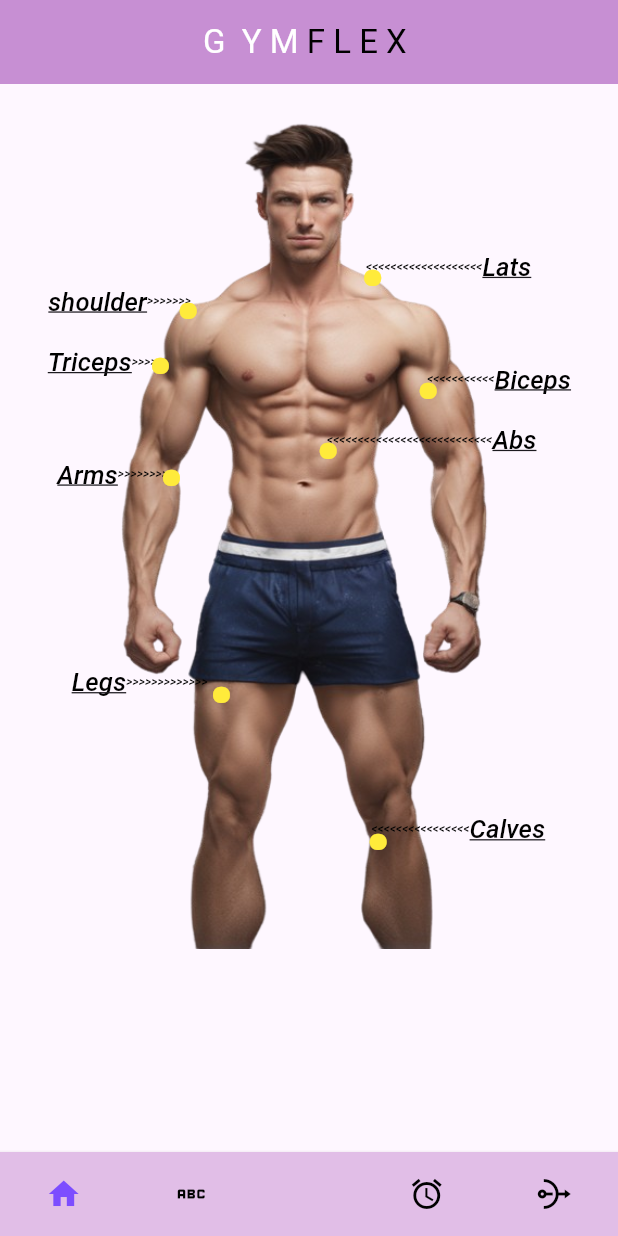
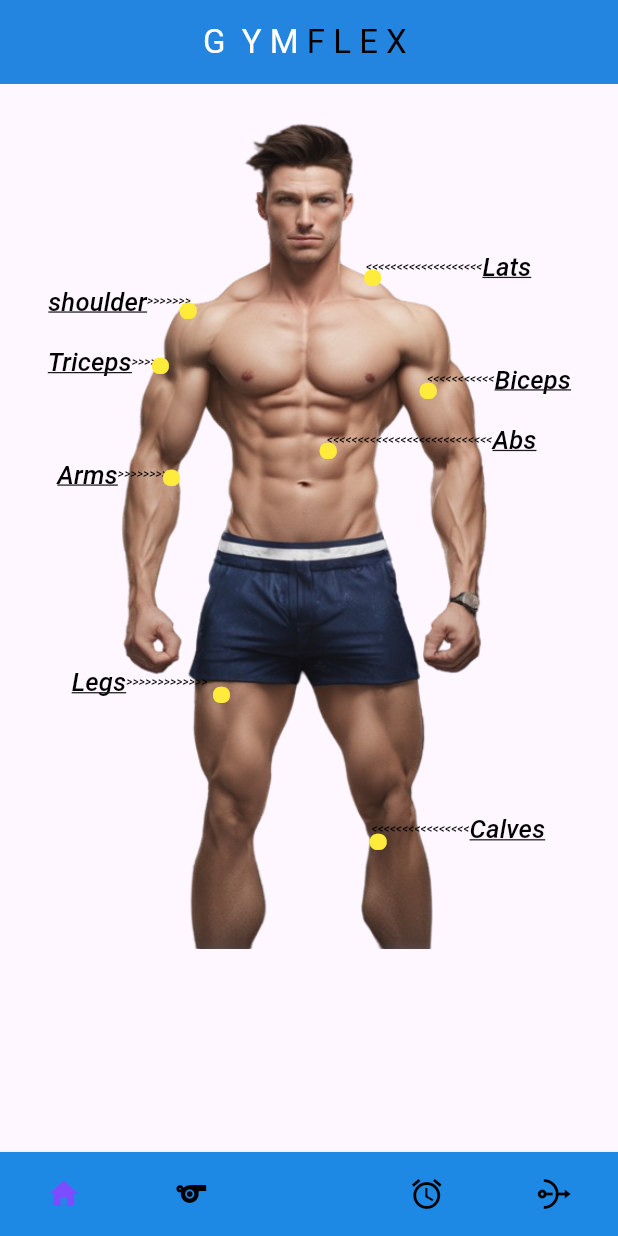
Before and after one commit to hussainkhan989/gym, a Flutter app: the screen it shows after launch, after a tap on "<<<<<<<<<<<<<<<<<<<", on a phone screen of 412 x 824 dp. Run offline on Flutter 3.47's test engine with Material 3 defaults, Android fonts, the phone set to English and light mode, and no system bars; drawn by our look-alikes of animated_bottom_navigation_bar; our stand-ins replace cached_network_image, cloud_firestore, firebase_core, flutter_spinkit, video_player; accounts and stored records are empty; network calls fail.

Commit message:
new screen added

```diff
--- a/lib/database/database.dart
+++ b/lib/database/database.dart
@@ -2,8 +2,8 @@
 import 'package:cloud_firestore/cloud_firestore.dart';
 
 class DatabaseMethods{
-  Future adddetails(Map<String , dynamic> adddetailsMap, String id) async{
-    return await FirebaseFirestore.instance.collection("shoulder").doc(id).set(adddetailsMap);
+  Future adddetails(Map<String , dynamic> adddetailsMap , String id) async{
+    return await FirebaseFirestore.instance.collection("users").doc(id).set(adddetailsMap);
 
   }
   Future<Stream<QuerySnapshot>> getalldetails() async{
--- a/lib/main.dart
+++ b/lib/main.dart
@@ -1,5 +1,6 @@
 import 'package:firebase_core/firebase_core.dart';
 import 'package:flutter/material.dart';
+import 'package:gym/api/fcmapi.dart';
 import 'package:gym/screens/splash_screen.dart';
 
 void main() async {
@@ -11,6 +12,7 @@ void main() async {
           messagingSenderId: '71188142690',
           projectId: 'gym-application-33c8b',
           storageBucket: 'gym-application-33c8b.appspot.com'));
+  await Firebaseapi().initNotification();
 
   runApp(const MyApp());
 }
@@ -24,7 +26,7 @@ class MyApp extends StatelessWidget {
       title: 'Flutter Demo',
       theme: ThemeData(
         appBarTheme:  AppBarTheme(
-            backgroundColor: Colors.purple.shade200, foregroundColor: Colors.black),
+            backgroundColor: Colors.blue.shade600, foregroundColor: Colors.white),
         colorScheme: ColorScheme.fromSeed(seedColor: Colors.deepPurple),
         useMaterial3: true,
       ),
--- a/lib/screens/mainscreen1.dart
+++ b/lib/screens/mainscreen1.dart
@@ -36,14 +36,14 @@ class _Screen1State extends State<Screen1> {
 
     List<IconData>iconss = [
        Icons.home,
-      Icons.abc,
+      Icons.sports_sharp,
       Icons.access_alarm,
       Icons.nat
     ];
     return Scaffold(
 
       bottomSheet: AnimatedBottomNavigationBar(
-          backgroundColor: Colors.purple.shade100,
+          backgroundColor: Colors.blue.shade600,
 
           elevation: 2,
           splashColor: Colors.amber,
@@ -444,7 +444,7 @@ class _Screen1State extends State<Screen1> {
           break;
         case 1:
         // Handle Business click
-          Navigator.push(context, MaterialPageRoute(builder: (context) => const exselection(),));
+          Navigator.push(context, MaterialPageRoute(builder: (context) =>  exselection(),));
          // Navigator.push(context, MaterialPageRoute(builder: (context) => additem(),));
           break;
         case 2:
```
Also changed, not shown: lib/screens/Exercise_selection_screen.dart (+51 -2 lines), lib/screens/exersice_display_screen.dart (+6 -7 lines), lib/workout_screens/abs.dart (+6 -2 lines), pubspec.yaml (+4 -3 lines), assests/Ready Cards/Abs.png (added), assests/Ready Cards/Bicep.png (added), assests/Ready Cards/Calves.png (added), assests/Ready Cards/Chest.png (added), assests/Ready Cards/Forearm.png (added), assests/Ready Cards/Lats.png (added), assests/Ready Cards/Legs.png (added), assests/Ready Cards/Shoulder.png (added), assests/Ready Cards/Triceps.png (added), assests/Ready Cards/back.png (added), 1 more files, 1 other file.
